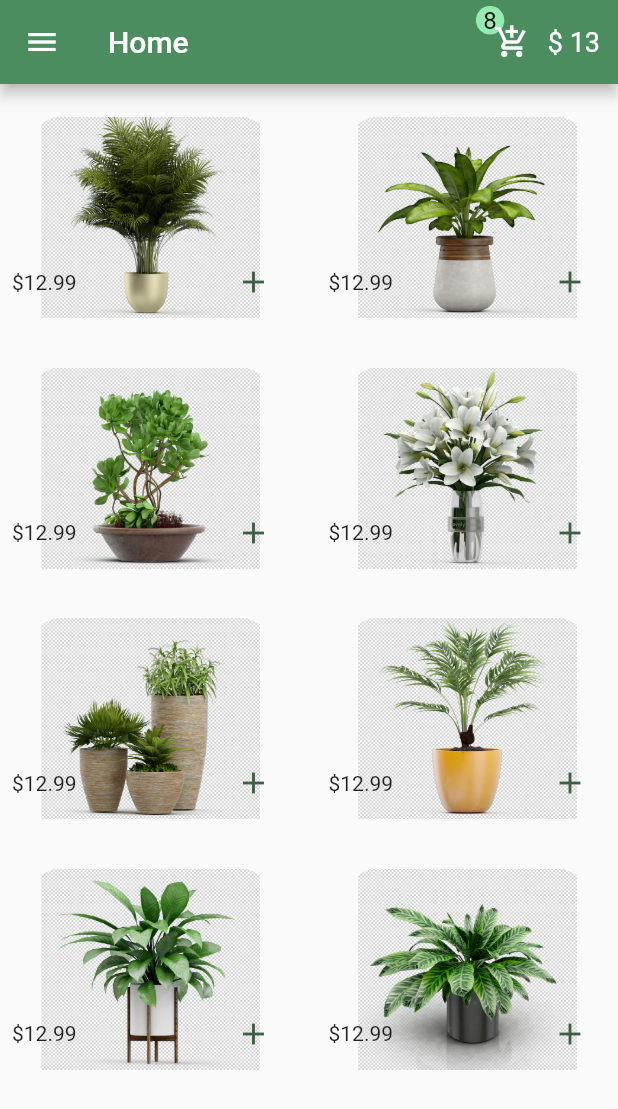
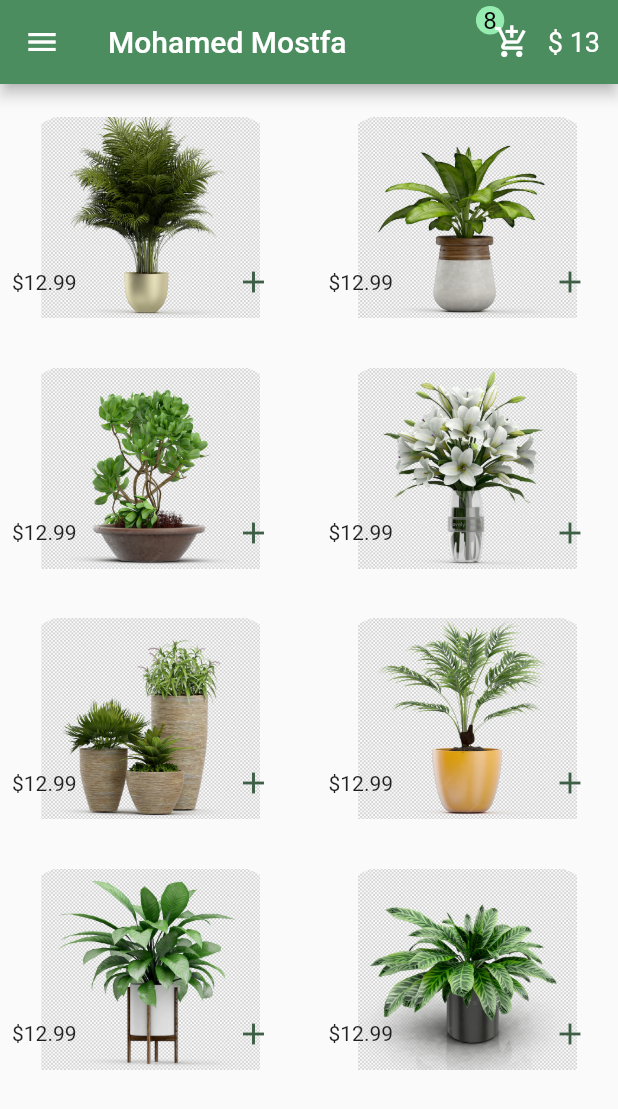
Before and after one commit to mohamedmostfa2000/E-commerce, a Flutter app: the screen it shows after launch, on a phone screen of 412 x 824 dp. Shown: the top 1109 px of the screen. Run offline on Flutter 3.47's test engine with Material 2 defaults, Android fonts, the phone set to English and light mode, and no system bars.

Commit message:
Mohamed Mostfa - consumer provider part 1

```diff
--- a/lib/main.dart
+++ b/lib/main.dart
@@ -2,7 +2,9 @@ import 'package:e_commerce/pages/detail.dart';
 import 'package:e_commerce/pages/home.dart';
 import 'package:e_commerce/pages/login.dart';
 import 'package:e_commerce/pages/register.dart';
+import 'package:e_commerce/provider/Cart.dart';
 import 'package:flutter/material.dart';
+import 'package:provider/provider.dart';
 
 void main() {
   runApp(const MyApp());
@@ -13,9 +15,14 @@ class MyApp extends StatelessWidget {
 
   @override
   Widget build(BuildContext context) {
-    return MaterialApp(
-      debugShowCheckedModeBanner: false,
-      home: Home(),
+    return ChangeNotifierProvider(
+      create: (context) {
+        return Cart();
+      },
+      child: MaterialApp(
+        debugShowCheckedModeBanner: false,
+        home: Home(),
+      ),
     );
   }
 }
--- a/lib/pages/home.dart
+++ b/lib/pages/home.dart
@@ -1,7 +1,9 @@
 import 'package:e_commerce/pages/detail.dart';
+import 'package:e_commerce/provider/Cart.dart';
 import 'package:e_commerce/shared/colors.dart';
 import 'package:flutter/material.dart';
 import 'package:e_commerce/model/item.dart';
+import 'package:provider/provider.dart';
 
 class Home extends StatelessWidget {
   const Home({Key? key}) : super(key: key);
@@ -142,7 +144,9 @@ class Home extends StatelessWidget {
             ),
           ],
           backgroundColor: appbarGreen,
-          title: const Text("Home"),
+          title: Consumer<Cart>(builder: ((context, classInstancee, child) {
+            return Text("${classInstancee.myName}");
+          })),
         ));
   }
 }
--- /dev/null
+++ b/lib/provider/Cart.dart
@@ -0,0 +1,5 @@
+import 'package:flutter/material.dart';
+
+class Cart with ChangeNotifier {
+  String myName = "Mohamed Mostfa";
+}
--- a/pubspec.yaml
+++ b/pubspec.yaml
@@ -36,6 +36,7 @@ dependencies:
   # The following adds the Cupertino Icons font to your application.
   # Use with the CupertinoIcons class for iOS style icons.
   cupertino_icons: ^1.0.2
+  provider: ^6.0.4
 
 dev_dependencies:
   flutter_test:
```
Also changed, not shown: pubspec.lock.
